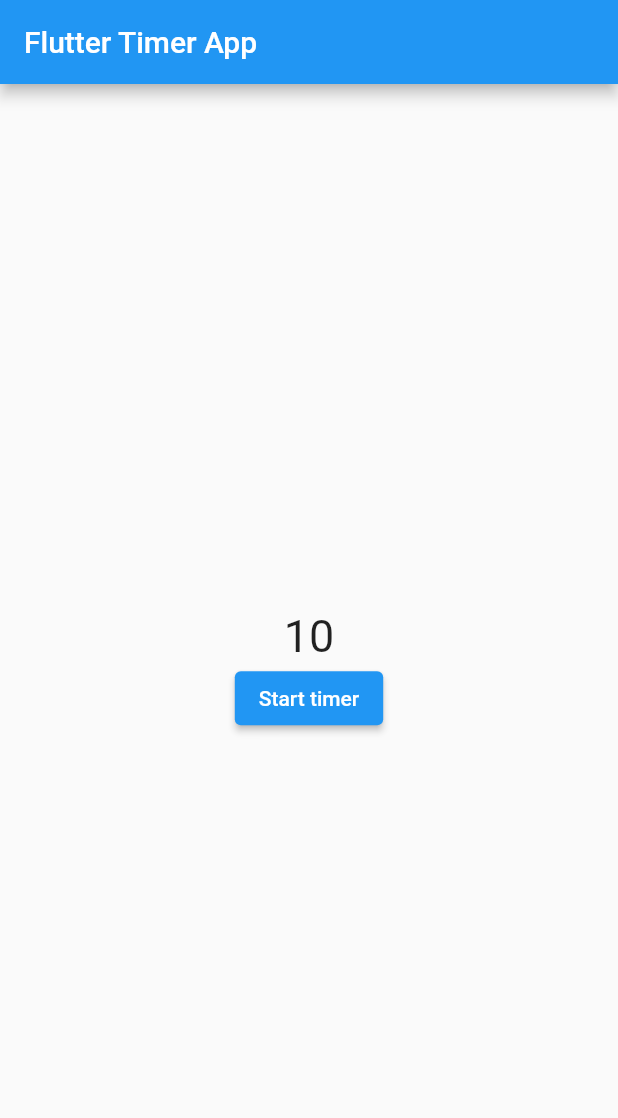
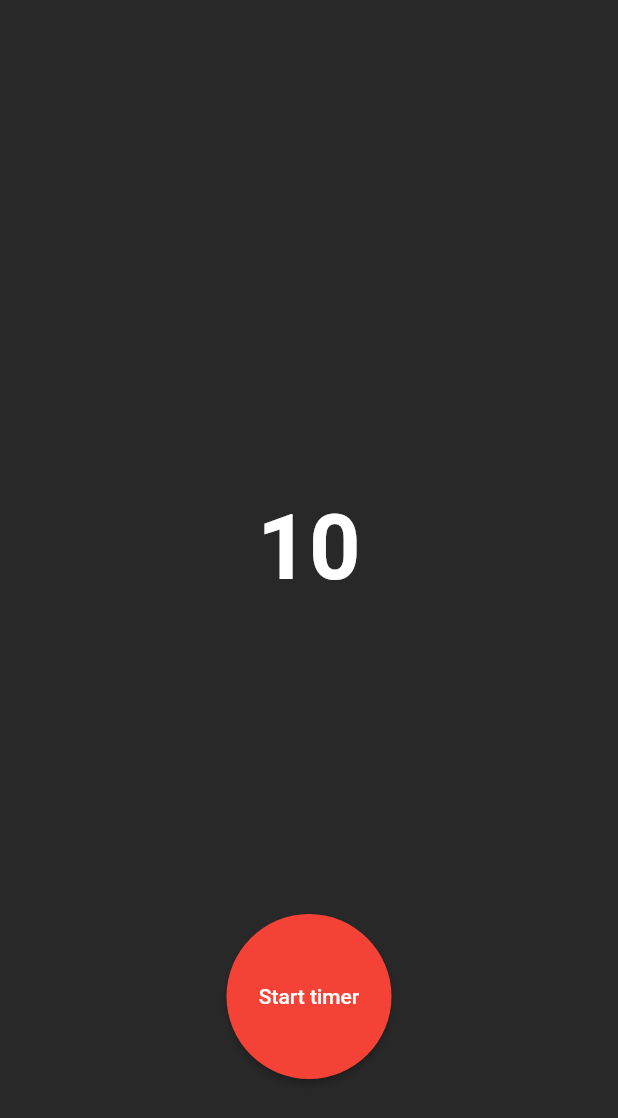
Before and after one commit to ivantrj/flutter_timer, a Flutter app: the screen it shows after launch, on a phone screen of 412 x 824 dp. Shown: the top 1118 px of the screen. Run offline on Flutter 3.47's test engine with Material 2 defaults, Android fonts, the phone set to English and light mode, and no system bars.

Commit message:
change design

```diff
--- a/lib/main.dart
+++ b/lib/main.dart
@@ -16,8 +16,9 @@ class MyApp extends StatelessWidget {
   Widget build(BuildContext context) {
     return MaterialApp(
       title: 'Flutter Demo',
+      debugShowCheckedModeBanner: false,
       theme: ThemeData(
-        primarySwatch: Colors.blue,
+        scaffoldBackgroundColor: Color.fromRGBO(41, 40, 40, 1),
       ),
       home: const MyHomePage(),
     );
@@ -54,12 +55,9 @@ class _MyHomePageState extends State<MyHomePage> {
   @override
   Widget build(BuildContext context) {
     return Scaffold(
-      appBar: AppBar(
-        title: const Text("Flutter Timer App"),
-      ),
       body: Center(
         child: Column(
-          mainAxisAlignment: MainAxisAlignment.center,
+          mainAxisAlignment: MainAxisAlignment.spaceAround,
           children: [
             (_counter > 0)
                 ? Text("")
@@ -73,10 +71,18 @@ class _MyHomePageState extends State<MyHomePage> {
                   ),
             Text(
               '$_counter',
-              style: TextStyle(fontSize: 30),
+              style: TextStyle(
+                  fontSize: 60,
+                  fontWeight: FontWeight.bold,
+                  color: Colors.white),
             ),
             ElevatedButton(
               onPressed: () => _startTimer(),
+              style: ElevatedButton.styleFrom(
+                primary: Colors.red,
+                shape: CircleBorder(),
+                fixedSize: Size(110, 110),
+              ),
               child: Text("Start timer"),
             ),
           ],
```
